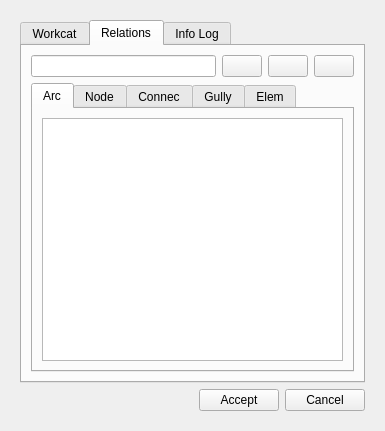
Qt form core/ui/toolbars/edit/feature_end.ui (Giswater/giswater_qgis_plugin) before a commit.
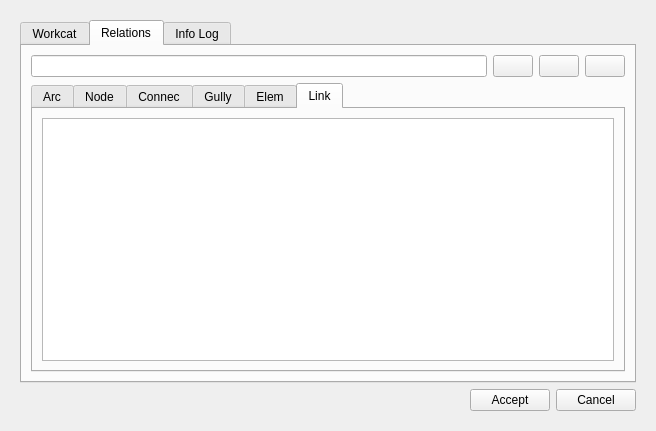
The same form after that commit. The open tabs and pages were chosen to show the change. Icons and pictures are not drawn.

Commit message: Enhancement: refactor end_feature button to manage links

```diff
--- a/core/ui/toolbars/edit/feature_end.ui
+++ b/core/ui/toolbars/edit/feature_end.ui
@@ -6,7 +6,7 @@
    <rect>
     <x>0</x>
     <y>0</y>
-    <width>385</width>
+    <width>656</width>
     <height>431</height>
    </rect>
   </property>
@@ -332,6 +332,20 @@
               </item>
              </layout>
             </widget>
+            <widget class="QWidget" name="tab_link">
+             <attribute name="title">
+              <string>Link</string>
+             </attribute>
+             <layout class="QGridLayout" name="gridLayout_5">
+              <item row="0" column="0">
+               <widget class="QTableView" name="tbl_cat_work_x_link">
+                <property name="sortingEnabled">
+                 <bool>true</bool>
+                </property>
+               </widget>
+              </item>
+             </layout>
+            </widget>
            </widget>
           </item>
          </layout>
```
The commit also changes 2 other files.
